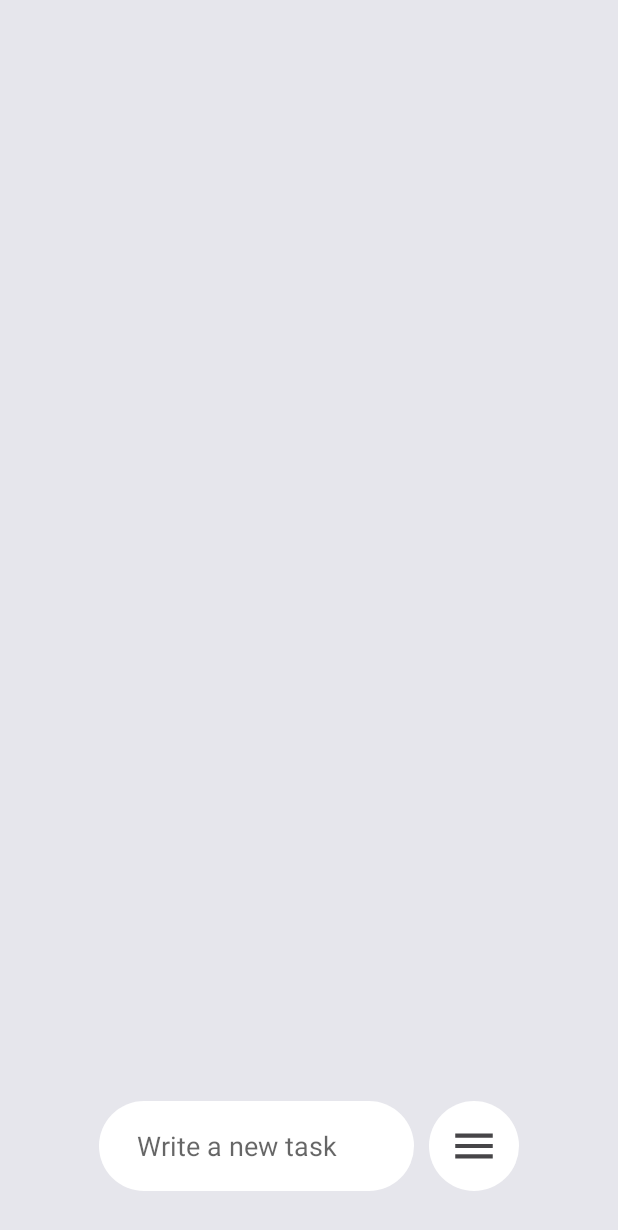
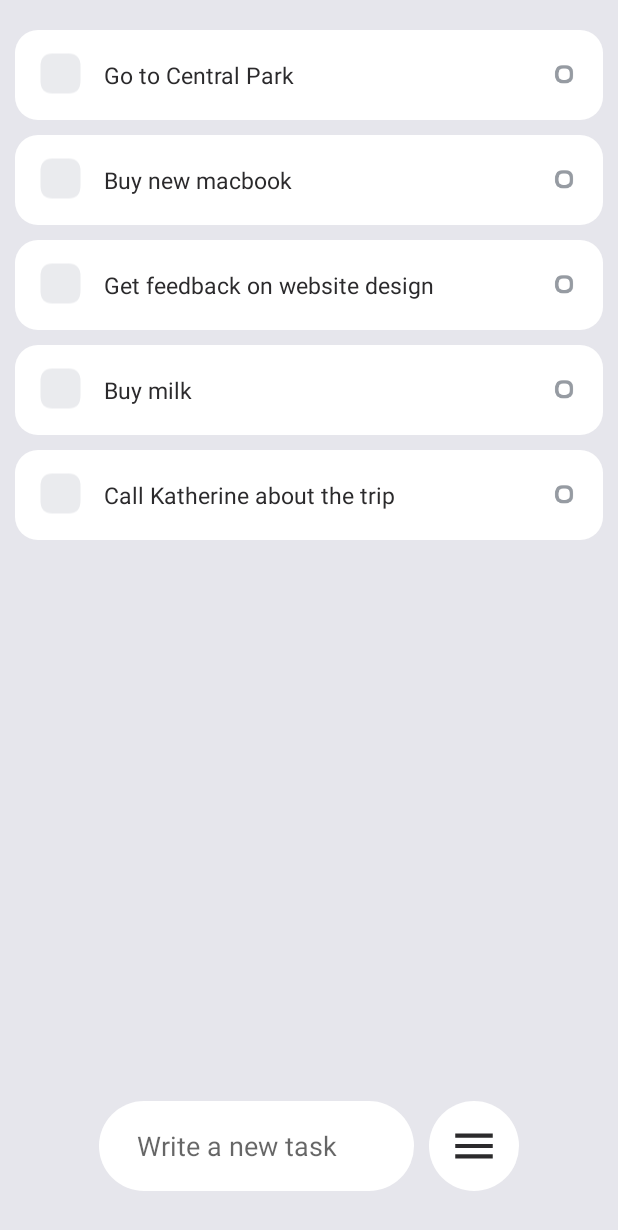
Before and after one commit to Kavrese/ProKeyboard, an Android app: the screen it shows after launch (MainActivity), on a phone screen of 412 x 824 dp. Shown: the top 1230 px of the screen. Run offline under Robolectric (Android 15) with nearby library versions, the phone set to English and light mode, and no system bars.

Commit message:
update interface

```diff
--- /dev/null
+++ b/app/src/main/java/com/example/prokeyboard/Adapter.kt
@@ -0,0 +1,28 @@
+package com.example.prokeyboard
+
+import android.view.LayoutInflater
+import android.view.View
+import android.view.ViewGroup
+import android.widget.CheckBox
+import android.widget.ImageView
+import android.widget.TextView
+import androidx.recyclerview.widget.RecyclerView
+
+class Adapter(var list: MutableList<Model>): RecyclerView.Adapter<Adapter.ViewHolder>() {
+    class ViewHolder(itemView: View): RecyclerView.ViewHolder(itemView) {
+        val name: TextView = itemView.findViewById(R.id.name)
+        val checkBox = itemView.findViewById<CheckBox>(R.id.checkBox)
+        val indicator = itemView.findViewById<ImageView>(R.id.indicator)
+    }
+
+    override fun onCreateViewHolder(parent: ViewGroup, viewType: Int): ViewHolder {
+        val view = LayoutInflater.from(parent.context).inflate(R.layout.item_rec,parent, false)
+        return ViewHolder(view)
+    }
+
+    override fun getItemCount(): Int = list.size
+
+    override fun onBindViewHolder(holder: ViewHolder, position: Int) {
+        holder.name.text = list[position].name
+    }
+}
--- a/app/src/main/java/com/example/prokeyboard/MainActivity.kt
+++ b/app/src/main/java/com/example/prokeyboard/MainActivity.kt
@@ -2,10 +2,22 @@ package com.example.prokeyboard
 
 import androidx.appcompat.app.AppCompatActivity
 import android.os.Bundle
+import androidx.recyclerview.widget.LinearLayoutManager
+import kotlinx.android.synthetic.main.activity_main.*
 
 class MainActivity : AppCompatActivity() {
     override fun onCreate(savedInstanceState: Bundle?) {
         super.onCreate(savedInstanceState)
         setContentView(R.layout.activity_main)
+        rec.apply {
+            adapter = Adapter(mutableListOf(
+                Model("Go to Central Park"),
+                Model("Buy new macbook"),
+                Model("Get feedback on website design"),
+                Model("Buy milk"),
+                Model("Call Katherine about the trip")
+            ))
+            layoutManager = LinearLayoutManager(this@MainActivity)
+        }
     }
 }
--- /dev/null
+++ b/app/src/main/java/com/example/prokeyboard/Model.kt
@@ -0,0 +1,5 @@
+package com.example.prokeyboard
+
+class Model (
+    var name: String? = null
+)
--- a/app/src/main/res/drawable/checkbox_activ.xml
+++ b/app/src/main/res/drawable/checkbox_activ.xml
@@ -1,6 +1,6 @@
 <?xml version="1.0" encoding="utf-8"?>
-<vector android:width="50dp"
-    android:height="50dp"
+<vector android:width="40dp"
+    android:height="40dp"
     android:viewportHeight="24"
     android:viewportWidth="24"
     xmlns:android="http://schemas.android.com/apk/res/android">
--- a/app/src/main/res/drawable/checkbox_no_activ.xml
+++ b/app/src/main/res/drawable/checkbox_no_activ.xml
@@ -1,6 +1,6 @@
 <?xml version="1.0" encoding="utf-8"?>
-<vector android:width="50dp"
-    android:height="50dp"
+<vector android:width="40dp"
+    android:height="40dp"
     android:viewportHeight="24"
     android:viewportWidth="24"
     xmlns:android="http://schemas.android.com/apk/res/android">
--- a/app/src/main/res/drawable/indicator_list.xml
+++ b/app/src/main/res/drawable/indicator_list.xml
@@ -1,9 +1,9 @@
 <?xml version="1.0" encoding="utf-8"?>
 <vector xmlns:android="http://schemas.android.com/apk/res/android"
-    android:height="40dp"
+    android:height="30dp"
     android:viewportHeight="24"
     android:viewportWidth="24"
-    android:width="40dp">
+    android:width="30dp">
 
     <path
         android:name="up"
--- a/app/src/main/res/drawable/item_back.xml
+++ b/app/src/main/res/drawable/item_back.xml
@@ -2,5 +2,5 @@
 <shape xmlns:android="http://schemas.android.com/apk/res/android"
     android:shape="rectangle">
     <solid android:color="@color/colorPrimary"/>
-    <corners android:radius="25dp"/>
+    <corners android:radius="15dp"/>
 </shape>
--- a/app/src/main/res/layout/activity_main.xml
+++ b/app/src/main/res/layout/activity_main.xml
@@ -10,13 +10,15 @@
     <androidx.recyclerview.widget.RecyclerView
         android:id="@+id/rec"
         android:layout_width="match_parent"
-        android:layout_height="500dp"
-        android:layout_marginStart="40dp"
+        android:layout_height="0dp"
+        android:layout_marginStart="10dp"
         android:layout_marginTop="10dp"
-        android:layout_marginEnd="40dp"
+        android:layout_marginEnd="10dp"
+        android:layout_marginBottom="80dp"
+        app:layout_constraintBottom_toTopOf="@+id/lin_mes_1"
         app:layout_constraintEnd_toEndOf="parent"
         app:layout_constraintStart_toStartOf="parent"
-        app:layout_constraintTop_toTopOf="parent" >
+        app:layout_constraintTop_toTopOf="parent">
 
     </androidx.recyclerview.widget.RecyclerView>
 
--- a/app/src/main/res/layout/item_rec.xml
+++ b/app/src/main/res/layout/item_rec.xml
@@ -3,8 +3,8 @@
     xmlns:app="http://schemas.android.com/apk/res-auto"
     xmlns:tools="http://schemas.android.com/tools"
     android:layout_width="match_parent"
-    android:layout_height="75dp"
-    android:layout_marginTop="5dp"
+    android:layout_height="60dp"
+    android:layout_marginTop="10dp"
     android:background="@drawable/item_back"
     android:orientation="horizontal"
     android:weightSum="10">
@@ -17,22 +17,22 @@
         android:layout_weight="1"
         android:button="@drawable/selector_checkbox"
         android:checked="false"
-        android:textIsSelectable="false" />
+        android:textIsSelectable="false"
+        android:translationY="-1dp" />
 
     <TextView
-        android:id="@+id/textView"
+        android:id="@+id/name"
         android:layout_width="0dp"
         android:layout_height="match_parent"
         android:layout_marginLeft="8dp"
         android:layout_weight="8"
         android:gravity="center|left"
-        android:paddingBottom="3dp"
         android:text="TextView"
         android:textColor="@color/colorAccent"
-        android:textSize="20sp" />
+        android:textSize="15sp" />
 
     <ImageView
-        android:id="@+id/imageView"
+        android:id="@+id/indicator"
         android:layout_width="0dp"
         android:layout_height="match_parent"
         android:layout_marginRight="5dp"
@@ -40,5 +40,5 @@
         android:scaleType="center"
         android:scaleX="0.6"
         android:scaleY="0.6"
-        tools:srcCompat="@drawable/indicator_list" />
+        app:srcCompat="@drawable/indicator_list" />
 </LinearLayout>
--- a/app/src/main/res/values/colors.xml
+++ b/app/src/main/res/values/colors.xml
@@ -2,7 +2,7 @@
 <resources>
     <color name="colorPrimary">#FFFFFF</color>
     <color name="colorPrimaryDark">#E6E6EC</color>
-    <color name="colorAccent">#464548</color>
+    <color name="colorAccent">#2B2A2C</color>
     <color name="colorGreen">#07B56E</color>
     <color name="colorPurple">#7E44F9</color>
     <color name="colorRed">#F86F58</color>
```
